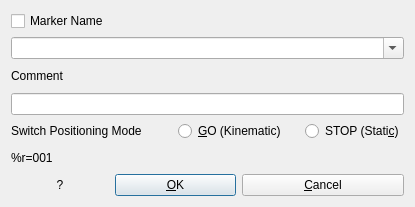
Qt form app/rtknavi_qt/markdlg.ui (tomojitakasu/RTKLIB) before a commit.
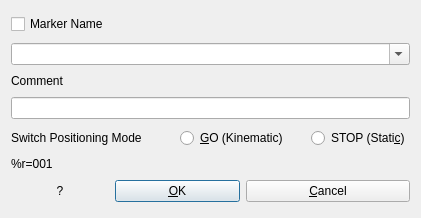
The same form after that commit.

Diff of the .ui file:
```diff
--- a/app/rtknavi_qt/markdlg.ui
+++ b/app/rtknavi_qt/markdlg.ui
@@ -6,8 +6,8 @@
    <rect>
     <x>0</x>
     <y>0</y>
-    <width>415</width>
-    <height>207</height>
+    <width>421</width>
+    <height>218</height>
    </rect>
   </property>
   <property name="windowTitle">
@@ -35,6 +35,12 @@
      <property name="enabled">
       <bool>true</bool>
      </property>
+     <property name="sizePolicy">
+      <sizepolicy hsizetype="Preferred" vsizetype="Fixed">
+       <horstretch>0</horstretch>
+       <verstretch>0</verstretch>
+      </sizepolicy>
+     </property>
      <property name="toolTip">
       <string/>
      </property>
@@ -61,6 +67,12 @@
      <property name="enabled">
       <bool>true</bool>
      </property>
+     <property name="sizePolicy">
+      <sizepolicy hsizetype="Preferred" vsizetype="Fixed">
+       <horstretch>0</horstretch>
+       <verstretch>0</verstretch>
+      </sizepolicy>
+     </property>
      <property name="toolTip">
       <string/>
      </property>
@@ -154,6 +166,12 @@
    </item>
    <item row="5" column="0">
     <widget class="QLabel" name="Label1">
+     <property name="sizePolicy">
+      <sizepolicy hsizetype="Preferred" vsizetype="Fixed">
+       <horstretch>0</horstretch>
+       <verstretch>0</verstretch>
+      </sizepolicy>
+     </property>
      <property name="text">
       <string>%r=001</string>
      </property>
```
